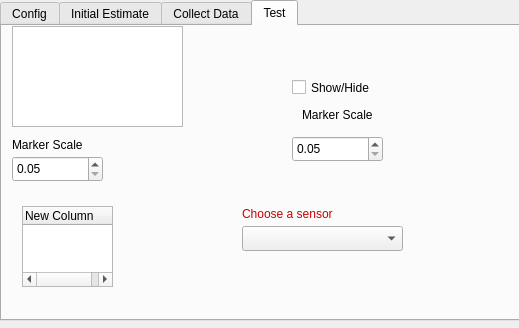
The window that atom_rviz_plugin/src/ui/calibration_panel.ui (lardemua/atom_rviz_plugin) describes before a commit, drawn with Qt 5.
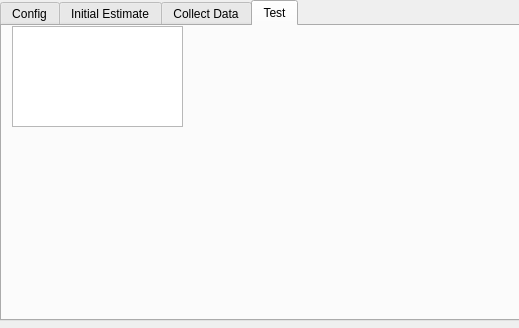
The same window after the commit. The open tabs and pages were chosen to show the change.

```diff
--- a/atom_rviz_plugin/src/ui/calibration_panel.ui
+++ b/atom_rviz_plugin/src/ui/calibration_panel.ui
@@ -1124,21 +1124,6 @@
     <attribute name="title">
      <string>Test</string>
     </attribute>
-    <widget class="QTreeWidget" name="treeWidget">
-     <property name="geometry">
-      <rect>
-       <x>20</x>
-       <y>180</y>
-       <width>91</width>
-       <height>81</height>
-      </rect>
-     </property>
-     <column>
-      <property name="text">
-       <string>New Column</string>
-      </property>
-     </column>
-    </widget>
     <widget class="QListWidget" name="initEstimateSensorListWidget">
      <property name="geometry">
       <rect>
@@ -1149,130 +1134,6 @@
       </rect>
      </property>
     </widget>
-    <widget class="QLabel" name="initEstimateMarkerScaleLabel_2">
-     <property name="geometry">
-      <rect>
-       <x>10</x>
-       <y>110</y>
-       <width>91</width>
-       <height>17</height>
-      </rect>
-     </property>
-     <property name="text">
-      <string>Marker Scale</string>
-     </property>
-    </widget>
-    <widget class="QDoubleSpinBox" name="initialEstimateSpinBox_2">
-     <property name="geometry">
-      <rect>
-       <x>10</x>
-       <y>130</y>
-       <width>91</width>
-       <height>26</height>
-      </rect>
-     </property>
-     <property name="buttonSymbols">
-      <enum>QAbstractSpinBox::UpDownArrows</enum>
-     </property>
-     <property name="decimals">
-      <number>2</number>
-     </property>
-     <property name="minimum">
-      <double>0.050000000000000</double>
-     </property>
-     <property name="singleStep">
-      <double>0.050000000000000</double>
-     </property>
-    </widget>
-    <widget class="QLabel" name="initEstimateMarkerScaleLabel">
-     <property name="geometry">
-      <rect>
-       <x>300</x>
-       <y>80</y>
-       <width>91</width>
-       <height>17</height>
-      </rect>
-     </property>
-     <property name="text">
-      <string>Marker Scale</string>
-     </property>
-    </widget>
-    <widget class="QCheckBox" name="initialEstimateCheckBox">
-     <property name="geometry">
-      <rect>
-       <x>290</x>
-       <y>50</y>
-       <width>111</width>
-       <height>23</height>
-      </rect>
-     </property>
-     <property name="font">
-      <font>
-       <weight>50</weight>
-       <bold>false</bold>
-      </font>
-     </property>
-     <property name="text">
-      <string>Show/Hide</string>
-     </property>
-     <property name="checkable">
-      <bool>true</bool>
-     </property>
-     <property name="checked">
-      <bool>false</bool>
-     </property>
-     <property name="tristate">
-      <bool>false</bool>
-     </property>
-    </widget>
-    <widget class="QDoubleSpinBox" name="initialEstimateSpinBox">
-     <property name="geometry">
-      <rect>
-       <x>290</x>
-       <y>110</y>
-       <width>91</width>
-       <height>26</height>
-      </rect>
-     </property>
-     <property name="buttonSymbols">
-      <enum>QAbstractSpinBox::UpDownArrows</enum>
-     </property>
-     <property name="decimals">
-      <number>2</number>
-     </property>
-     <property name="minimum">
-      <double>0.050000000000000</double>
-     </property>
-     <property name="singleStep">
-      <double>0.050000000000000</double>
-     </property>
-    </widget>
-    <widget class="QComboBox" name="initEstimateSensorsComboBox">
-     <property name="geometry">
-      <rect>
-       <x>240</x>
-       <y>200</y>
-       <width>161</width>
-       <height>25</height>
-      </rect>
-     </property>
-    </widget>
-    <widget class="QLabel" name="initEstimateChooseSensorLabel">
-     <property name="geometry">
-      <rect>
-       <x>240</x>
-       <y>180</y>
-       <width>131</width>
-       <height>17</height>
-      </rect>
-     </property>
-     <property name="lineWidth">
-      <number>1</number>
-     </property>
-     <property name="text">
-      <string>&lt;html&gt;&lt;head/&gt;&lt;body&gt;&lt;p&gt;&lt;span style=&quot; color:#cc0000;&quot;&gt;Choose a sensor&lt;/span&gt;&lt;/p&gt;&lt;/body&gt;&lt;/html&gt;</string>
-     </property>
-    </widget>
    </widget>
   </widget>
  </widget>
```
Left out of the diff: 13 changed lines with no effect on the pictures.
